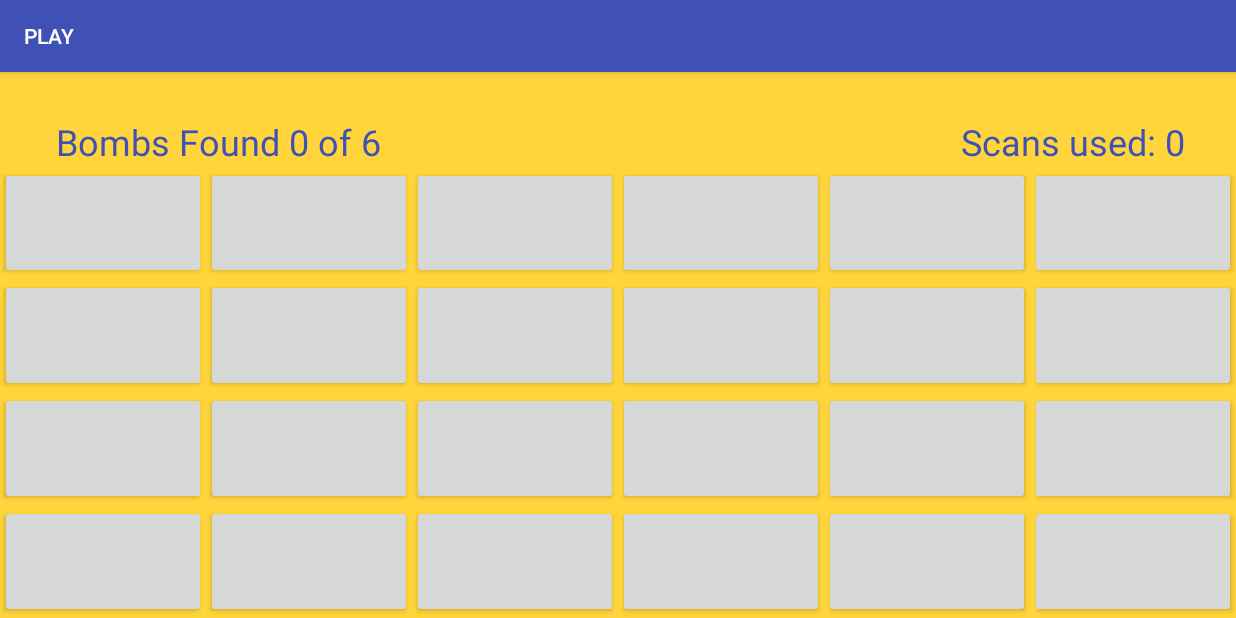
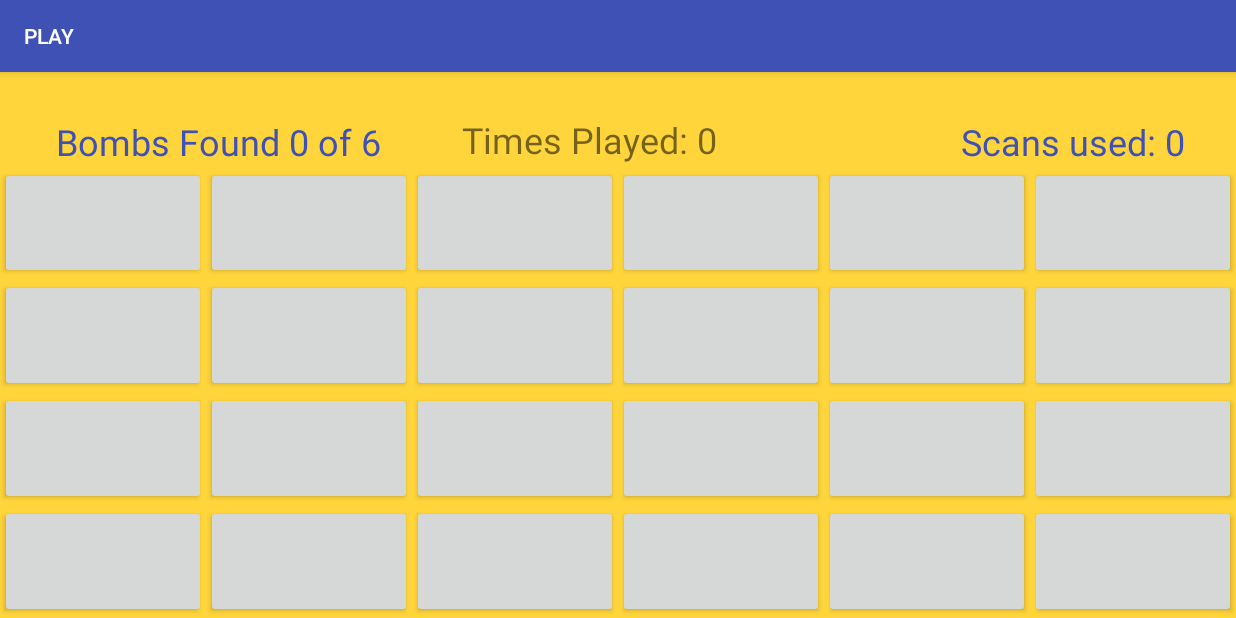
Before and after one commit to 13-nate/Pizza-Saver, an Android app: the screen it shows after launch (PlayGameActivity), after a tap on "PLAY GAME!", on a phone screen of 824 x 412 dp (held sideways). Run offline under Robolectric (Android 15) with nearby library versions, the phone set to English and light mode, and no system bars; Roboto replaces fonts that are not available here.

Commit message:
added SharePreference between activities to save times played

```diff
--- a/app/src/main/AndroidManifest.xml
+++ b/app/src/main/AndroidManifest.xml
@@ -35,12 +35,6 @@
                 <category android:name="android.intent.category.LAUNCHER" />
             </intent-filter>
         </activity>
-        <activity
-            android:name=".MainActivity"
-            android:label="@string/app_name"
-            android:screenOrientation="sensorLandscape"
-            android:theme="@style/AppTheme.NoActionBar"
-            android:enabled="false"/>
 
         <meta-data
             android:name="preloaded_fonts"
--- a/app/src/main/java/com/example/mineseeker/GameBoard.java
+++ b/app/src/main/java/com/example/mineseeker/GameBoard.java
@@ -4,16 +4,24 @@ import java.util.ArrayList;
 import java.util.List;
 
 public class GameBoard {
+    public static final int NUM_MINES = 6;
+    public static final int NUM_ROWS = 4;
+    public static final int NUM_COL = 6;
     private int numMines;
     private int numRows;
     private int numCol;
+
+
 
     // singleton support
 
     private static GameBoard instance;
 
     private GameBoard() {
-        //private to prevent anyone else from extentianting
+        //default values
+       this.numMines = NUM_MINES;
+       this.numRows = NUM_ROWS;
+       this.numCol = NUM_COL;
     }
     public static GameBoard getInstance() {
         if(instance == null){
@@ -23,10 +31,7 @@ public class GameBoard {
     }
 
     public int getNumMines() {
-        //default values for start
-        if(numMines == 0 ){
-            numMines = 6;
-        }
+
         return numMines;
     }
 
@@ -35,10 +40,7 @@ public class GameBoard {
     }
 
     public int getNumRows() {
-        //default values for start
-        if(numRows == 0 ){
-            numRows = 4;
-        }
+
         return numRows;
     }
 
@@ -47,10 +49,7 @@ public class GameBoard {
     }
 
     public int getNumCol() {
-        //default values for start
-        if(numCol == 0 ){
-            numCol = 6;
-        }
+
         return numCol;
     }
 
--- a/app/src/main/java/com/example/mineseeker/Game_Menu.java
+++ b/app/src/main/java/com/example/mineseeker/Game_Menu.java
@@ -4,6 +4,7 @@ import androidx.appcompat.app.AppCompatActivity;
 
 import android.content.Context;
 import android.content.Intent;
+import android.content.SharedPreferences;
 import android.os.Bundle;
 import android.view.View;
 import android.view.animation.Animation;
@@ -24,14 +25,18 @@ public class Game_Menu extends AppCompatActivity {
     protected void onCreate(Bundle savedInstanceState) {
         super.onCreate(savedInstanceState);
         setContentView(R.layout.activity_game__menu);
+
         startAnimation();
 
         playGameButton = findViewById(R.id.playGame_button);
-        playGameButton.setOnClickListener(view -> {
-            Intent intent = PlayGameActivity.makeIntentPlayGameActivity(Game_Menu.this);
-            startActivity(intent);
+        playGameButton.setOnClickListener(new View.OnClickListener() {
+            @Override
+            public void onClick(View v) {
+                Intent intent = PlayGameActivity.makeIntentPlayGameActivity(Game_Menu.this);
+                startActivity(intent);
+            }
+        });
 
-        });
 
         optionButton = findViewById(R.id.options_button);
         optionButton.setOnClickListener(new View.OnClickListener() {
--- a/app/src/main/java/com/example/mineseeker/MessageFragment.java
+++ b/app/src/main/java/com/example/mineseeker/MessageFragment.java
@@ -24,6 +24,9 @@ public class MessageFragment extends AppCompatDialogFragment {
         DialogInterface.OnClickListener listener = new DialogInterface.OnClickListener() {
             @Override
             public void onClick(DialogInterface dialog, int which) {
+                Intent intent = Game_Menu.makeIntentGameMenuActivity(getActivity());
+                startActivity(intent);
+                getActivity().finish();
 
             }
         };
--- a/app/src/main/java/com/example/mineseeker/PlayGameActivity.java
+++ b/app/src/main/java/com/example/mineseeker/PlayGameActivity.java
@@ -1,12 +1,11 @@
 package com.example.mineseeker;
 
-import androidx.appcompat.app.AlertDialog;
+
 import androidx.appcompat.app.AppCompatActivity;
 import androidx.fragment.app.FragmentManager;
-
 import android.content.Context;
-import android.content.DialogInterface;
 import android.content.Intent;
+import android.content.SharedPreferences;
 import android.content.res.Resources;
 import android.graphics.Bitmap;
 import android.graphics.BitmapFactory;
@@ -18,7 +17,7 @@ import android.widget.Button;
 import android.widget.TableLayout;
 import android.widget.TableRow;
 import android.widget.TextView;
-import android.widget.Toast;
+
 
 import java.util.Arrays;
 
@@ -27,13 +26,14 @@ public class PlayGameActivity extends AppCompatActivity {
     GameBoard gameBoard;
     int scans = 0;
     int bombsFound = 0;
+    int count = 0;
     // save buttons when creating
     Button buttons[][];
     // keeps track of exlopsive cells
     boolean[][] isExplosive;
     boolean[][] bombIsShowing;
     boolean[][] cellScanned;
-
+    TextView text;
 
     @Override
     protected void onCreate(Bundle savedInstanceState) {
@@ -48,12 +48,20 @@ public class PlayGameActivity extends AppCompatActivity {
         setContentView(R.layout.activity_game);
         getSupportActionBar().setTitle("PLAY");
 
+
+
         TextView NbrOfBombsTxt = findViewById(R.id.txtBombsFound);
         NbrOfBombsTxt.setText("Bombs Found " + bombsFound +" of " + gameBoard.getNumMines());
 
+        text =findViewById(R.id.timesPlayed);
+
+        updateDate();
         populateButtons();
 
     }
+
+
+
     private void populateButtons() {
         //generate random sets of row/col pairs to be checked as buttons are generated
         // when a matched is found place a bomb on click
@@ -138,12 +146,15 @@ public class PlayGameActivity extends AppCompatActivity {
                 buttons[row][col] = button;
             }
         }
+        getData();
     }
+
+
 
     private void gridButtonClicked(int row, int col) {
         gameBoard = GameBoard.getInstance();
-        Toast.makeText(this, "Button clicked: " + row + ", " + col,
-                Toast.LENGTH_SHORT).show();
+        /*Toast.makeText(this, "Button clicked: " + row + ", " + col,
+                Toast.LENGTH_SHORT).show();*/
 
         //if it is a bomb show the bomb
         if(isExplosive[row][col]) {
@@ -204,7 +215,7 @@ public class PlayGameActivity extends AppCompatActivity {
                     }
                 }
                 //connect fragment
-                setUpWinMessage();
+                displayWinMessage();
             }
             //not a bomb so scan row and col
         }
@@ -214,11 +225,9 @@ public class PlayGameActivity extends AppCompatActivity {
     }
 
     private void displayWinMessage() {
-
         FragmentManager manager = getSupportFragmentManager();
         MessageFragment dialog = new MessageFragment();
         dialog.show(manager, "MessageDialog");
-
     }
 
 
@@ -264,7 +273,23 @@ public class PlayGameActivity extends AppCompatActivity {
             }
         }
     }
+
+
+
     public static Intent makeIntentPlayGameActivity(Context context) {
         return new Intent(context, PlayGameActivity.class);
     }
+
+    private void getData() {
+        count ++;
+        SharedPreferences preferences = getSharedPreferences("COUNT", Context.MODE_PRIVATE);
+        SharedPreferences.Editor editor = preferences.edit();
+        editor.putInt("key", count);
+        editor.commit();
+    }
+    private void updateDate() {
+        SharedPreferences myScore = this.getSharedPreferences("COUNT", Context.MODE_PRIVATE);
+        count = myScore.getInt("key", 0);
+        text.setText("Times Played: " + count);
+    }
 }
--- a/app/src/main/java/com/example/mineseeker/WelcomeScreenActivity.java
+++ b/app/src/main/java/com/example/mineseeker/WelcomeScreenActivity.java
@@ -41,6 +41,7 @@ public class WelcomeScreenActivity extends AppCompatActivity {
                 Intent intent = Game_Menu.makeIntentGameMenuActivity(WelcomeScreenActivity.this);
                 startActivity(intent);
                 handler.removeCallbacksAndMessages(null);
+                finish();
             }
         });
     }
@@ -52,6 +53,7 @@ public class WelcomeScreenActivity extends AppCompatActivity {
                 Intent intent = Game_Menu.makeIntentGameMenuActivity(WelcomeScreenActivity.this);
                 startActivity(intent);
                 handler.removeCallbacksAndMessages(null);
+                finish();
 
             }
         }, ANIMATION_TIME_OUT);
--- /dev/null
+++ b/app/src/main/res/drawable/ic_warning_red_24dp.xml
@@ -0,0 +1,5 @@
+<vector android:height="24dp" android:tint="#A4160A"
+    android:viewportHeight="24.0" android:viewportWidth="24.0"
+    android:width="24dp" xmlns:android="http://schemas.android.com/apk/res/android">
+    <path android:fillColor="#FF000000" android:pathData="M1,21h22L12,2 1,21zM13,18h-2v-2h2v2zM13,14h-2v-4h2v4z"/>
+</vector>
--- a/app/src/main/res/layout/activity_game.xml
+++ b/app/src/main/res/layout/activity_game.xml
@@ -2,8 +2,7 @@
     xmlns:tools="http://schemas.android.com/tools"
     android:layout_width="match_parent"
     android:layout_height="match_parent"
-    android:background="#FFD53B"
-    tools:context=".MainActivity">
+    android:background="#FFD53B">
 
     <TableLayout
         android:id="@+id/tableForButtons"
@@ -45,4 +44,20 @@
         android:textColor="#3F51B5"
         android:textSize="24sp" />
 
+    <TextView
+        android:id="@+id/timesPlayed"
+        android:layout_width="192dp"
+        android:layout_height="wrap_content"
+        android:layout_alignBottom="@+id/txtScansUsed"
+        android:layout_marginStart="54dp"
+        android:layout_marginLeft="54dp"
+        android:layout_marginEnd="68dp"
+        android:layout_marginRight="68dp"
+        android:layout_marginBottom="1dp"
+        android:layout_toStartOf="@+id/txtScansUsed"
+        android:layout_toLeftOf="@+id/txtScansUsed"
+        android:layout_toEndOf="@+id/txtBombsFound"
+        android:layout_toRightOf="@+id/txtBombsFound"
+        android:textSize="24sp" />
+
 </RelativeLayout>
--- a/app/src/main/res/menu/menu_main.xml
+++ b/app/src/main/res/menu/menu_main.xml
@@ -1,7 +1,6 @@
 <menu xmlns:android="http://schemas.android.com/apk/res/android"
     xmlns:app="http://schemas.android.com/apk/res-auto"
-    xmlns:tools="http://schemas.android.com/tools"
-    tools:context="com.example.mineseeker.MainActivity">
+    xmlns:tools="http://schemas.android.com/tools">
     <item
         android:id="@+id/action_settings"
         android:orderInCategory="100"
```
Also changed, not shown: app/src/main/java/com/example/mineseeker/MainActivity.java (deleted, +0 -40 lines), app/src/main/java/com/example/mineseeker/OptionsActivity.java (+24 -0 lines), app/src/main/java/com/example/mineseeker/winFragment.java (deleted, +0 -42 lines), app/src/main/res/layout/activity_main.xml (deleted, +0 -25 lines), app/src/main/res/layout/activity_options.xml (+11 -0 lines), app/src/main/res/layout/clear_warning_message.xml (added, +12 -0 lines), app/src/main/res/layout/content_main.xml (deleted, +0 -20 lines), app/src/main/res/layout/win_message_layout.xml (deleted, +0 -24 lines).
